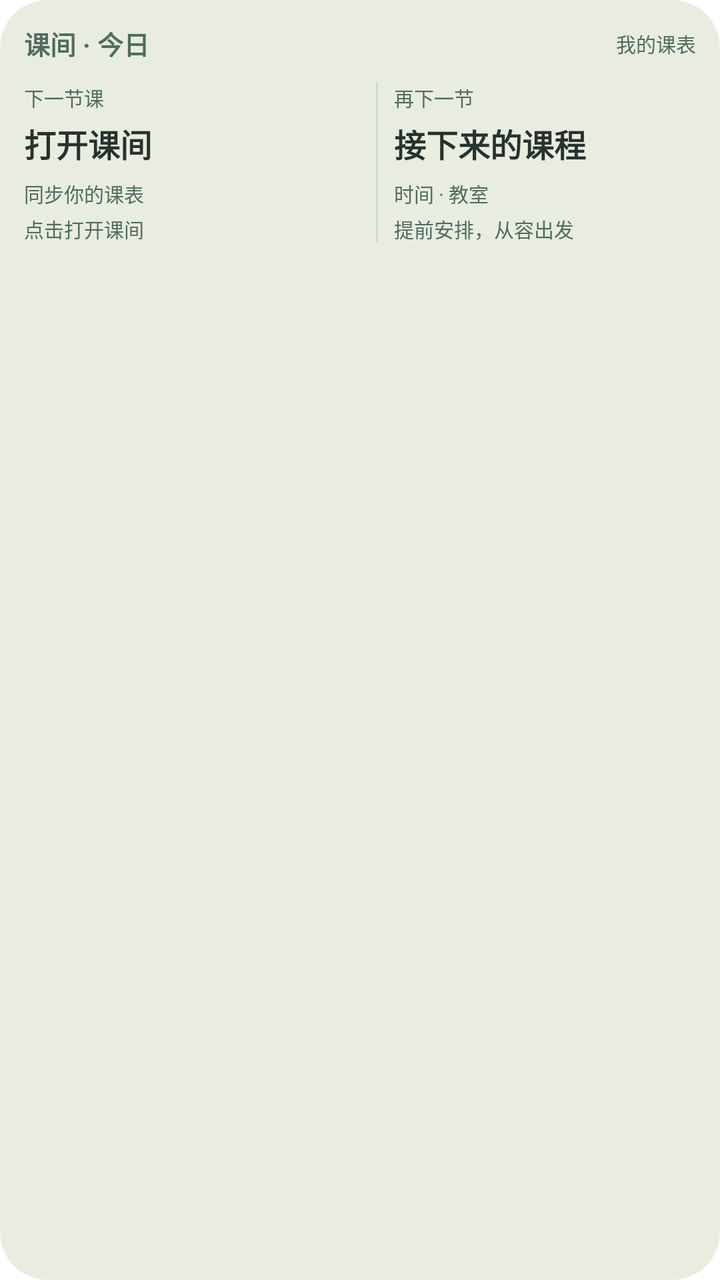
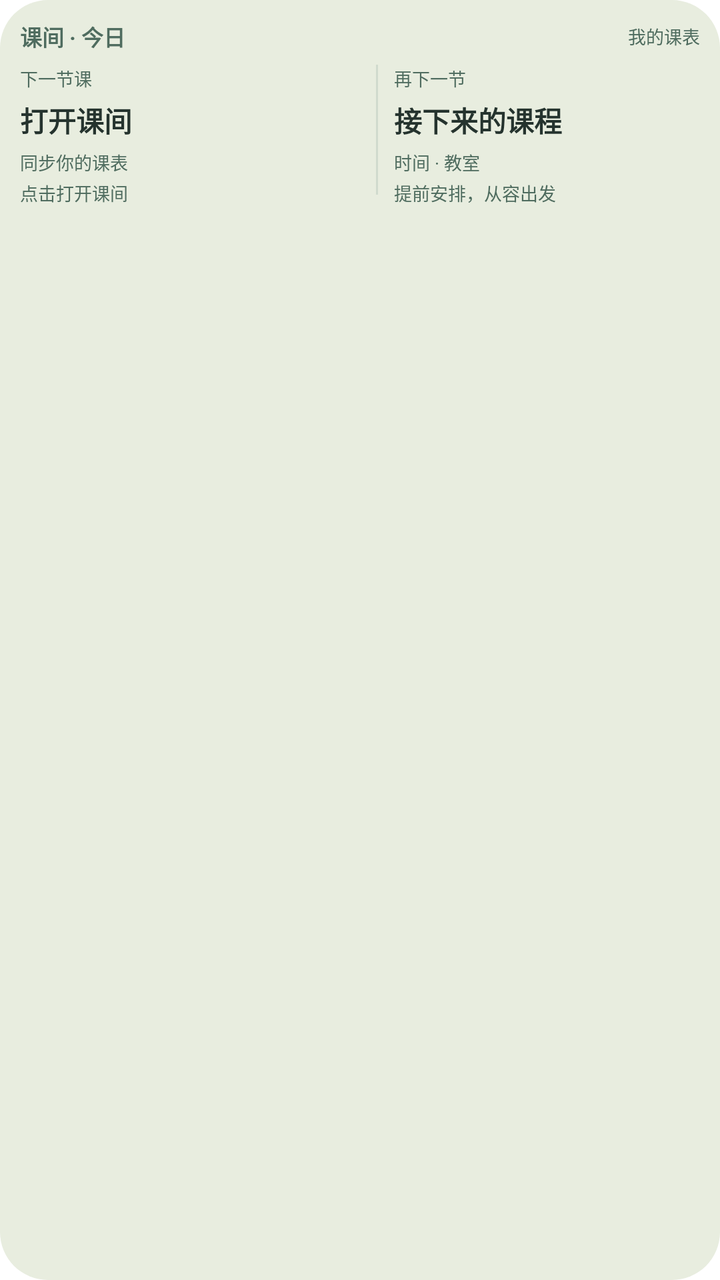

Two renders of the same Android screen: before a commit and after it. Below are the layout's source before the change and the commit's diff.
<!-- AndroidManifest.xml: fallback theme Theme.MaterialComponents.DayNight.NoActionBar -->
<!-- res/layout/widget_schedule.xml -->
<?xml version="1.0" encoding="utf-8"?>
<LinearLayout xmlns:android="http://schemas.android.com/apk/res/android"
    android:id="@+id/widget_root" android:layout_width="match_parent" android:layout_height="match_parent"
    android:orientation="vertical" android:padding="12dp" android:background="@drawable/widget_background">
    <LinearLayout android:layout_width="match_parent" android:layout_height="wrap_content" android:gravity="center_vertical">
        <TextView android:id="@+id/widget_date" android:layout_width="0dp" android:layout_weight="1" android:layout_height="wrap_content" android:text="课间 · 今日" android:textColor="#4F6C5F" android:textSize="13sp" android:textStyle="bold" android:maxLines="1" />
        <TextView android:id="@+id/widget_week" android:layout_width="wrap_content" android:layout_height="wrap_content" android:text="我的课表" android:textColor="#4F6C5F" android:textSize="10sp" android:maxLines="1" />
    </LinearLayout>
    <LinearLayout android:layout_width="match_parent" android:layout_height="wrap_content" android:layout_marginTop="10dp" android:orientation="horizontal" android:baselineAligned="false">
        <LinearLayout android:layout_width="0dp" android:layout_weight="1" android:layout_height="wrap_content" android:orientation="vertical">
            <TextView android:id="@+id/widget_status" android:layout_width="match_parent" android:layout_height="wrap_content" android:text="下一节课" android:textColor="#4F6C5F" android:textSize="10sp" android:maxLines="1" />
            <TextView android:id="@+id/widget_name" android:layout_width="match_parent" android:layout_height="wrap_content" android:layout_marginTop="4dp" android:text="打开课间" android:textColor="#25332E" android:textSize="16sp" android:textStyle="bold" android:maxLines="1" android:ellipsize="end" />
            <TextView android:id="@+id/widget_time" android:layout_width="match_parent" android:layout_height="wrap_content" android:layout_marginTop="6dp" android:text="同步你的课表" android:textColor="#4F6C5F" android:textSize="10sp" android:maxLines="1" android:ellipsize="end" />
            <TextView android:id="@+id/widget_room" android:layout_width="match_parent" android:layout_height="wrap_content" android:layout_marginTop="3dp" android:text="点击打开课间" android:textColor="#4F6C5F" android:textSize="10sp" android:maxLines="1" android:ellipsize="end" />
        </LinearLayout>
        <LinearLayout android:id="@+id/widget_second" android:layout_width="0dp" android:layout_weight="1" android:layout_height="wrap_content" android:orientation="horizontal">
            <ImageView android:layout_width="1dp" android:layout_height="80dp" android:layout_marginLeft="8dp" android:layout_marginRight="8dp" android:background="#D0DACD" android:importantForAccessibility="no" />
            <LinearLayout android:layout_width="0dp" android:layout_weight="1" android:layout_height="wrap_content" android:orientation="vertical">
                <TextView android:layout_width="match_parent" android:layout_height="wrap_content" android:text="再下一节" android:textColor="#4F6C5F" android:textSize="10sp" android:maxLines="1" />
                <TextView android:id="@+id/widget_second_name" android:layout_width="match_parent" android:layout_height="wrap_content" android:layout_marginTop="4dp" android:text="接下来的课程" android:textColor="#25332E" android:textSize="16sp" android:textStyle="bold" android:maxLines="1" android:ellipsize="end" />
                <TextView android:id="@+id/widget_second_time" android:layout_width="match_parent" android:layout_height="wrap_content" android:layout_marginTop="6dp" android:text="时间 · 教室" android:textColor="#4F6C5F" android:textSize="10sp" android:maxLines="1" android:ellipsize="end" />
                <TextView android:id="@+id/widget_second_room" android:layout_width="match_parent" android:layout_height="wrap_content" android:layout_marginTop="3dp" android:text="提前安排，从容出发" android:textColor="#4F6C5F" android:textSize="10sp" android:maxLines="1" android:ellipsize="end" />
            </LinearLayout>
        </LinearLayout>
    </LinearLayout>
</LinearLayout>
<!-- resources referenced by this layout -->
<resources>
  <!-- drawable widget_background (drawable) -->
  <?xml version="1.0" encoding="utf-8"?>
  <shape xmlns:android="http://schemas.android.com/apk/res/android" android:shape="rectangle">
      <solid android:color="#E8EDDF" />
      <corners android:radius="24dp" />
  </shape>
</resources>

<!-- the commit's change to res/layout/widget_schedule.xml (unified diff, before → after) -->
@@ -1,25 +1,25 @@
 <?xml version="1.0" encoding="utf-8"?>
 <LinearLayout xmlns:android="http://schemas.android.com/apk/res/android"
     android:id="@+id/widget_root" android:layout_width="match_parent" android:layout_height="match_parent"
-    android:orientation="vertical" android:padding="12dp" android:background="@drawable/widget_background">
+    android:orientation="vertical" android:padding="10dp" android:background="@drawable/widget_background">
     <LinearLayout android:layout_width="match_parent" android:layout_height="wrap_content" android:gravity="center_vertical">
-        <TextView android:id="@+id/widget_date" android:layout_width="0dp" android:layout_weight="1" android:layout_height="wrap_content" android:text="课间 · 今日" android:textColor="#4F6C5F" android:textSize="13sp" android:textStyle="bold" android:maxLines="1" />
-        <TextView android:id="@+id/widget_week" android:layout_width="wrap_content" android:layout_height="wrap_content" android:text="我的课表" android:textColor="#4F6C5F" android:textSize="10sp" android:maxLines="1" />
+        <TextView android:id="@+id/widget_date" android:layout_width="0dp" android:layout_weight="1" android:layout_height="wrap_content" android:text="课间 · 今日" android:textColor="#4F6C5F" android:textSize="11sp" android:textStyle="bold" android:maxLines="1" />
+        <TextView android:id="@+id/widget_week" android:layout_width="wrap_content" android:layout_height="wrap_content" android:text="我的课表" android:textColor="#4F6C5F" android:textSize="9sp" android:maxLines="1" />
     </LinearLayout>
-    <LinearLayout android:layout_width="match_parent" android:layout_height="wrap_content" android:layout_marginTop="10dp" android:orientation="horizontal" android:baselineAligned="false">
+    <LinearLayout android:layout_width="match_parent" android:layout_height="wrap_content" android:layout_marginTop="6dp" android:orientation="horizontal" android:baselineAligned="false">
         <LinearLayout android:layout_width="0dp" android:layout_weight="1" android:layout_height="wrap_content" android:orientation="vertical">
-            <TextView android:id="@+id/widget_status" android:layout_width="match_parent" android:layout_height="wrap_content" android:text="下一节课" android:textColor="#4F6C5F" android:textSize="10sp" android:maxLines="1" />
-            <TextView android:id="@+id/widget_name" android:layout_width="match_parent" android:layout_height="wrap_content" android:layout_marginTop="4dp" android:text="打开课间" android:textColor="#25332E" android:textSize="16sp" android:textStyle="bold" android:maxLines="1" android:ellipsize="end" />
-            <TextView android:id="@+id/widget_time" android:layout_width="match_parent" android:layout_height="wrap_content" android:layout_marginTop="6dp" android:text="同步你的课表" android:textColor="#4F6C5F" android:textSize="10sp" android:maxLines="1" android:ellipsize="end" />
-            <TextView android:id="@+id/widget_room" android:layout_width="match_parent" android:layout_height="wrap_content" android:layout_marginTop="3dp" android:text="点击打开课间" android:textColor="#4F6C5F" android:textSize="10sp" android:maxLines="1" android:ellipsize="end" />
+            <TextView android:id="@+id/widget_status" android:layout_width="match_parent" android:layout_height="wrap_content" android:text="下一节课" android:textColor="#4F6C5F" android:textSize="9sp" android:maxLines="1" />
+            <TextView android:id="@+id/widget_name" android:layout_width="match_parent" android:layout_height="wrap_content" android:layout_marginTop="4dp" android:text="打开课间" android:textColor="#25332E" android:textSize="14sp" android:textStyle="bold" android:maxLines="1" android:ellipsize="end" />
+            <TextView android:id="@+id/widget_time" android:layout_width="match_parent" android:layout_height="wrap_content" android:layout_marginTop="4dp" android:text="同步你的课表" android:textColor="#4F6C5F" android:textSize="9sp" android:maxLines="1" android:ellipsize="end" />
+            <TextView android:id="@+id/widget_room" android:layout_width="match_parent" android:layout_height="wrap_content" android:layout_marginTop="2dp" android:text="点击打开课间" android:textColor="#4F6C5F" android:textSize="9sp" android:maxLines="1" android:ellipsize="end" />
         </LinearLayout>
         <LinearLayout android:id="@+id/widget_second" android:layout_width="0dp" android:layout_weight="1" android:layout_height="wrap_content" android:orientation="horizontal">
-            <ImageView android:layout_width="1dp" android:layout_height="80dp" android:layout_marginLeft="8dp" android:layout_marginRight="8dp" android:background="#D0DACD" android:importantForAccessibility="no" />
+            <ImageView android:layout_width="1dp" android:layout_height="65dp" android:layout_marginLeft="8dp" android:layout_marginRight="8dp" android:background="#D0DACD" android:importantForAccessibility="no" />
             <LinearLayout android:layout_width="0dp" android:layout_weight="1" android:layout_height="wrap_content" android:orientation="vertical">
-                <TextView android:layout_width="match_parent" android:layout_height="wrap_content" android:text="再下一节" android:textColor="#4F6C5F" android:textSize="10sp" android:maxLines="1" />
-                <TextView android:id="@+id/widget_second_name" android:layout_width="match_parent" android:layout_height="wrap_content" android:layout_marginTop="4dp" android:text="接下来的课程" android:textColor="#25332E" android:textSize="16sp" android:textStyle="bold" android:maxLines="1" android:ellipsize="end" />
-                <TextView android:id="@+id/widget_second_time" android:layout_width="match_parent" android:layout_height="wrap_content" android:layout_marginTop="6dp" android:text="时间 · 教室" android:textColor="#4F6C5F" android:textSize="10sp" android:maxLines="1" android:ellipsize="end" />
-                <TextView android:id="@+id/widget_second_room" android:layout_width="match_parent" android:layout_height="wrap_content" android:layout_marginTop="3dp" android:text="提前安排，从容出发" android:textColor="#4F6C5F" android:textSize="10sp" android:maxLines="1" android:ellipsize="end" />
+                <TextView android:layout_width="match_parent" android:layout_height="wrap_content" android:text="再下一节" android:textColor="#4F6C5F" android:textSize="9sp" android:maxLines="1" />
+                <TextView android:id="@+id/widget_second_name" android:layout_width="match_parent" android:layout_height="wrap_content" android:layout_marginTop="4dp" android:text="接下来的课程" android:textColor="#25332E" android:textSize="14sp" android:textStyle="bold" android:maxLines="1" android:ellipsize="end" />
+                <TextView android:id="@+id/widget_second_time" android:layout_width="match_parent" android:layout_height="wrap_content" android:layout_marginTop="4dp" android:text="时间 · 教室" android:textColor="#4F6C5F" android:textSize="9sp" android:maxLines="1" android:ellipsize="end" />
+                <TextView android:id="@+id/widget_second_room" android:layout_width="match_parent" android:layout_height="wrap_content" android:layout_marginTop="2dp" android:text="提前安排，从容出发" android:textColor="#4F6C5F" android:textSize="9sp" android:maxLines="1" android:ellipsize="end" />
             </LinearLayout>
         </LinearLayout>
     </LinearLayout>
